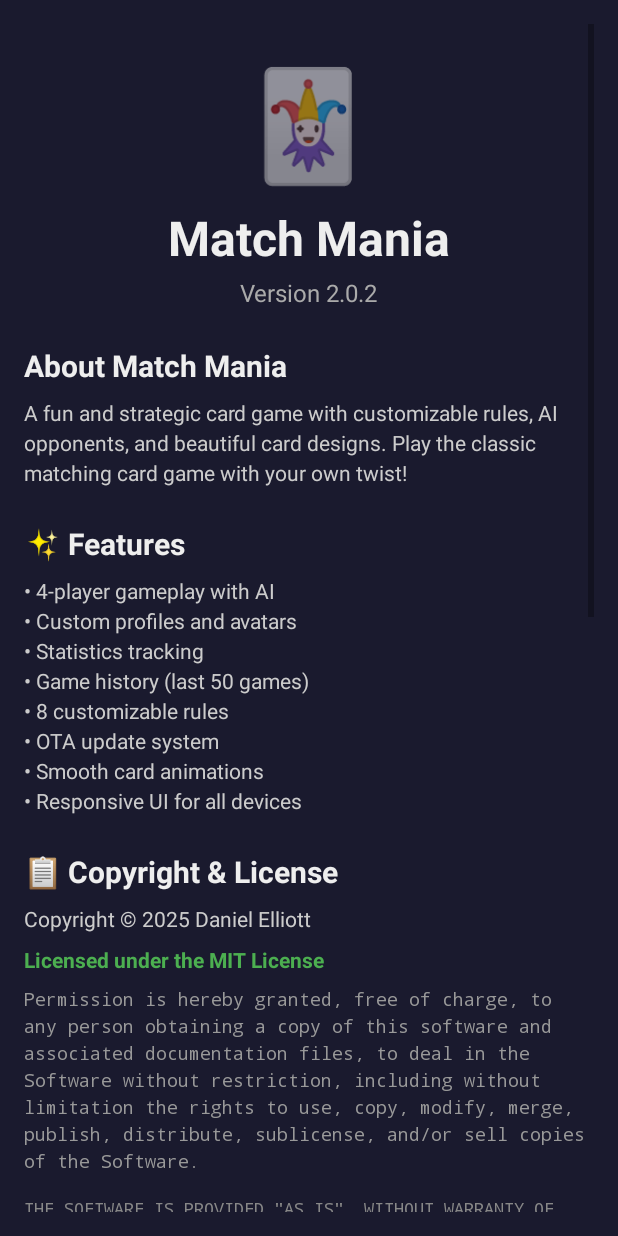
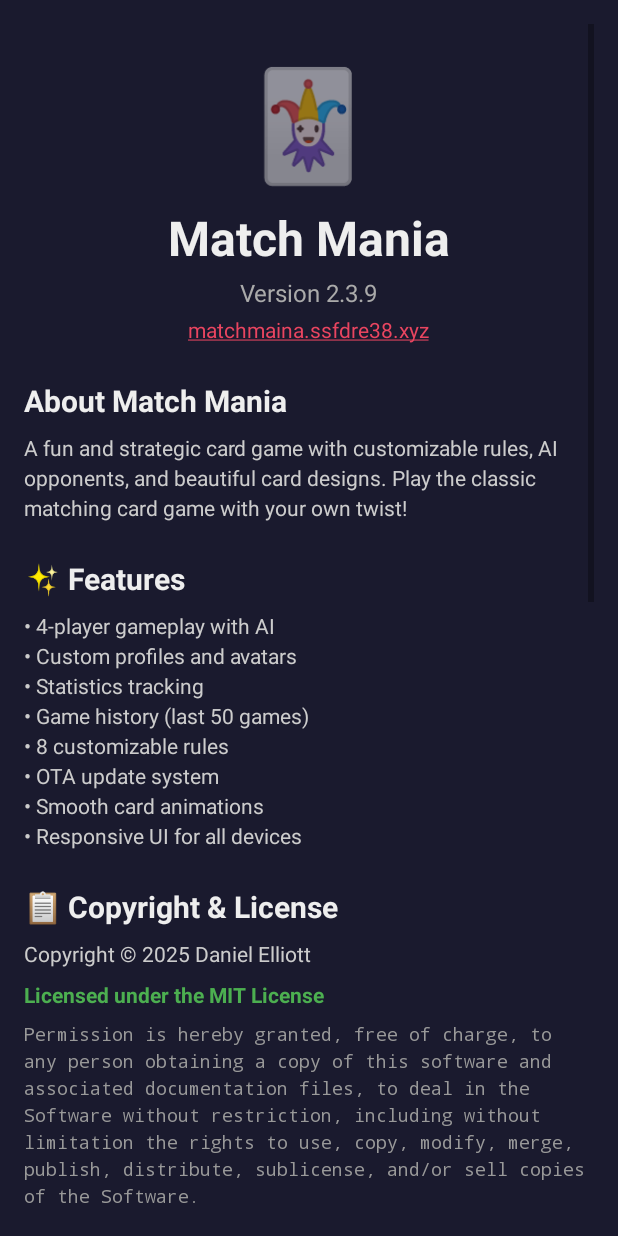
Before and after one commit to ssfdre38/card-stack-game, an Android app: the layout activity_about.xml on its own in the app's theme, with its tools: preview values and no code run, on a phone screen of 412 x 824 dp. Run offline under Robolectric (Android 15) with nearby library versions, the phone set to English and light mode, and no system bars.

Commit message:
Release v2.3.10
- Wider cards on tablets (180dp max, divider=3)
- Updated About page with website URL
- Improved tablet screen utilization
- Updated build information

```diff
--- a/app/build.gradle
+++ b/app/build.gradle
@@ -10,8 +10,8 @@ android {
         applicationId "com.matchmania.game"
         minSdk 24
         targetSdk 34
-        versionCode 27
-        versionName "2.3.9"
+        versionCode 28
+        versionName "2.3.10"
     }
 
     signingConfigs {
--- a/app/src/main/res/layout/activity_about.xml
+++ b/app/src/main/res/layout/activity_about.xml
@@ -35,10 +35,20 @@
             android:id="@+id/versionText"
             android:layout_width="wrap_content"
             android:layout_height="wrap_content"
-            android:text="Version 2.0.2"
+            android:text="Version 2.3.9"
             android:textSize="16sp"
             android:textColor="#aaa"
-            android:paddingBottom="24dp" />
+            android:paddingBottom="4dp" />
+
+        <!-- Website -->
+        <TextView
+            android:layout_width="wrap_content"
+            android:layout_height="wrap_content"
+            android:text="matchmaina.ssfdre38.xyz"
+            android:textSize="14sp"
+            android:textColor="#4CAF50"
+            android:paddingBottom="24dp"
+            android:autoLink="web" />
 
         <!-- Description -->
         <TextView
@@ -223,7 +233,7 @@
         <TextView
             android:layout_width="match_parent"
             android:layout_height="wrap_content"
-            android:text="For support, feature requests, or bug reports:\n\nGitHub: github.com/ssfdre38/match-mania\nIssues: github.com/ssfdre38/match-mania/issues\nEmail: ssfdre38@gmail.com"
+            android:text="For support, feature requests, or bug reports:\n\nWebsite: matchmaina.ssfdre38.xyz\nGitHub: github.com/ssfdre38/match-mania\nIssues: github.com/ssfdre38/match-mania/issues\nEmail: ssfdre38@gmail.com"
             android:textSize="14sp"
             android:textColor="#ccc"
             android:paddingBottom="24dp"
@@ -234,7 +244,7 @@
         <TextView
             android:layout_width="match_parent"
             android:layout_height="wrap_content"
-            android:text="Build: October 2024\nMin SDK: Android 7.0 (API 24)\nTarget SDK: Android 14 (API 34)"
+            android:text="Build: January 2025\nMin SDK: Android 7.0 (API 24)\nTarget SDK: Android 14 (API 34)"
             android:textSize="11sp"
             android:textColor="#777"
             android:paddingBottom="32dp"
```
Also changed, not shown: app/src/main/java/com/cardstack/game/MainActivity.java (+5 -5 lines), 5 other files.
